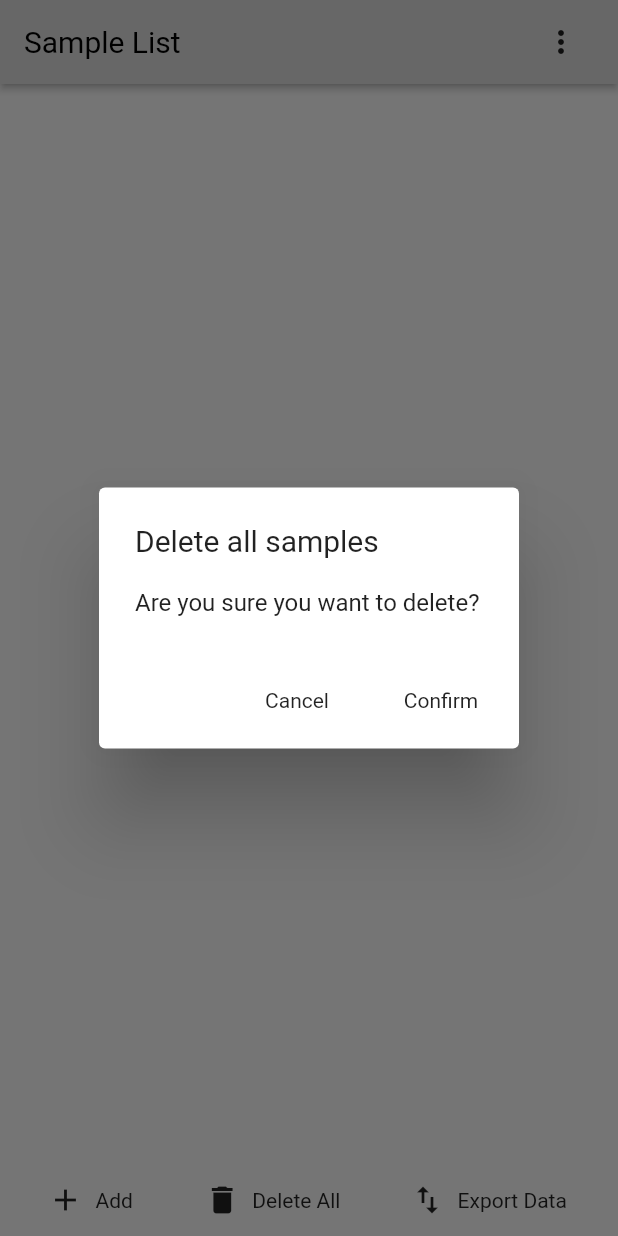
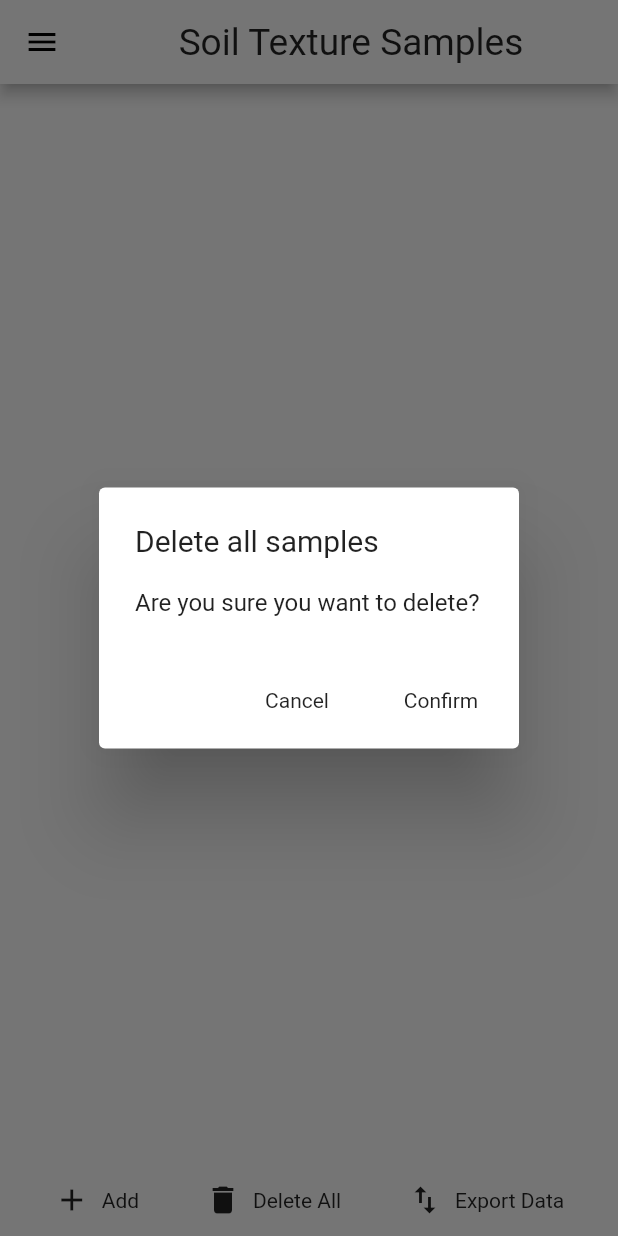
Before and after one commit to Open-Source-Agriculture/soil_logr, a Flutter app: the SampleList screen opened by its route, item 2 of the bottom bar chosen, on a phone screen of 412 x 824 dp. Run offline on Flutter 3.47's test engine with Material 2 defaults, Android fonts, the phone set to English and light mode, and no system bars; our stand-ins replace csv, flutter_spinkit, geolocator, hive, hive_flutter, image_picker; missing offline and left inert: flutter_mailer; accounts and stored records are empty; generated files the repository leaves out were written again.

Commit message:
app bar and bottom nav bar

```diff
--- a/lib/screens/sample_list.dart
+++ b/lib/screens/sample_list.dart
@@ -6,6 +6,7 @@ import 'package:hive_flutter/hive_flutter.dart';
 import 'package:soil_mate/models/log.dart';
 import 'package:soil_mate/models/taxonomy_term.dart';
 import 'package:soil_mate/models/texture_models.dart';
+import 'package:soil_mate/screens/side_bar/drawer.dart';
 import 'package:soil_mate/services/send_email.dart';
 import 'package:soil_mate/services/sizes_and_themes.dart';
 import 'package:soil_mate/widgets/sample_list_tile.dart';
@@ -72,8 +73,8 @@ class _SampleListState extends State<SampleList> {
         Quantity(measure: "value", value: selectedTexture.sand.toDouble(), units: percentUnit, label: "sand"),
         Quantity(measure: "value", value: selectedTexture.silt.toDouble(), units: percentUnit, label: "silt"),
         Quantity(measure: "value", value: selectedTexture.clay.toDouble(), units: percentUnit, label: "clay"),
-        Quantity(measure: "value", value: depthUpper.toDouble(), units: cmUnit, label: "depthUpper"),
-        Quantity(measure: "value", value: depthLower.toDouble(), units: cmUnit, label: "depthLower"),
+        Quantity(measure: "value", value: depthUpper.toDouble(), units: cmUnit, label: "Upper Depth"),
+        Quantity(measure: "value", value: depthLower.toDouble(), units: cmUnit, label: "Lower Depth"),
       ];
 
 
@@ -260,13 +261,22 @@ class _SampleListState extends State<SampleList> {
                         )
                       ],
                     ),
-                    Center(
-                        child: RaisedButton(
-                            child: Text("Save"),
+                    Align(
+                        alignment: Alignment.bottomRight,
+                        child: ElevatedButton(
+                            style: ElevatedButton.styleFrom(
+                              primary: Colors.blueAccent, // background
+                              onPrimary: Colors.white, // foreground
+                              shape: RoundedRectangleBorder(borderRadius: BorderRadius.all(Radius.circular(15))),
+                              minimumSize: Size(150,50),
+                              elevation: 10.0,
+
+                            ),
+                            child: Text("Add", style: TextStyle(fontSize: 30),),
                             onPressed: () {
                               addTextureLog();
                               Navigator.pop(context);
-                            })),
+                            }))
                   ],
                 ),
               );
@@ -308,52 +318,36 @@ class _SampleListState extends State<SampleList> {
     return Container(
         child: Scaffold(
           backgroundColor: Colors.white,
-      appBar: AppBar(
-        automaticallyImplyLeading: false,
-        title: Row(
-          mainAxisAlignment: MainAxisAlignment.spaceBetween,
+          drawer: Drawer(
+            child: CustomDraw(),
+          ),
+          appBar: AppBar(title: Row(
+            mainAxisAlignment: MainAxisAlignment.spaceEvenly,
             children: [
               Text(
-              "Sample List",
-              style: TextStyle(
-                color: Colors.black,
+                "Soil Texture Samples",
+                style: headingTextStyle(context),
               ),
-            ),
-            Container(
-              width: 50,
-              child: FlatButton(
-                child: Icon(Icons.more_vert),
-                onPressed: () {
-                  Navigator.push(
-                    context,
-                    MaterialPageRoute(builder: (context) => Credits()),
-                  );
-                },
-              ),
-            )
             ],
-        ),
-        backgroundColor: Colors.grey[300],
-        elevation: 2.0,
-        actions: <Widget>[],
-      ),
+          ),),
+
           body: TextureList(),
           bottomNavigationBar: Row(
             mainAxisAlignment: MainAxisAlignment.spaceEvenly,
             children: [
-          FlatButton.icon(
+              TextButton.icon(
                 onPressed: () => _showAddSamplePanel(),
-            icon: Icon(Icons.add),
-            label: Text('Add'),
+                icon: Icon(Icons.add, color: Colors.black87,),
+                label: Text('Add', style: TextStyle(color: Colors.black87)),
               ),
-          FlatButton.icon(
+              TextButton.icon(
                 onPressed: () {
                   createAlertDialog(context);
                 },
-            icon: Icon(Icons.delete),
-            label: Text('Delete All'),
+                icon: Icon(Icons.delete, color: Colors.black87,),
+                label: Text('Delete All', style: TextStyle(color: Colors.black87)),
               ),
-          FlatButton.icon(
+              TextButton.icon(
                 onPressed: () {
                   print("Export Data");
                   Box logBox = Hive.box("texture_logs");
@@ -368,8 +362,8 @@ class _SampleListState extends State<SampleList> {
                     MaterialPageRoute(builder: (context) => Credits()),
                   );
                 },
-            icon: Icon(Icons.import_export),
-            label: Text('Export Data'),
+                icon: Icon(Icons.import_export, color: Colors.black87,),
+                label: Text('Export Data', style: TextStyle(color: Colors.black87)),
               ),
             ],
           ),
```
Lines whose indentation alone changed are shown as unchanged.
